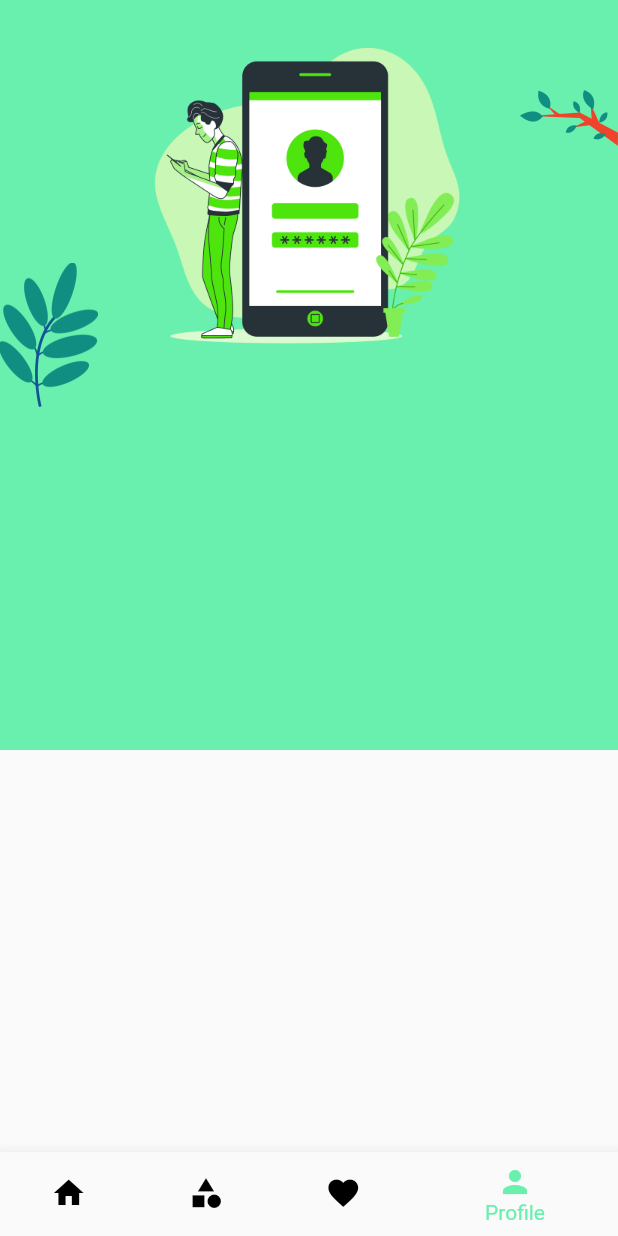
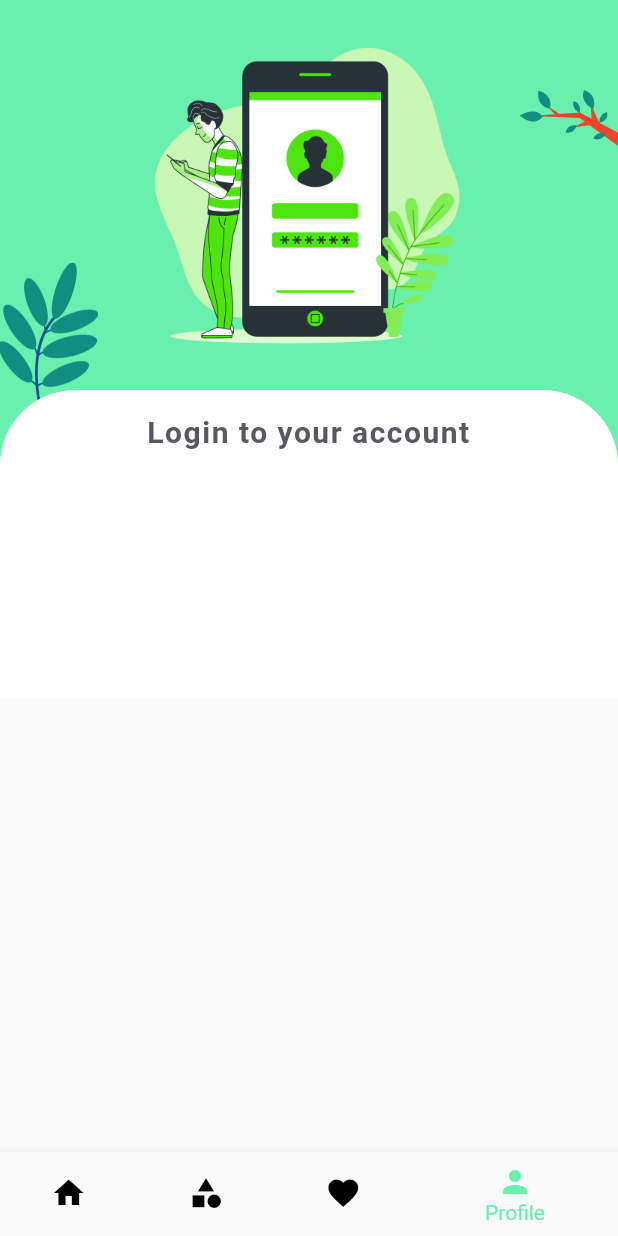
Before and after one commit to koliche/Moroccan-Food-Recipes, a Flutter app: the MyBottomNavBar screen opened by its route, item 4 of the bottom bar chosen, on a phone screen of 412 x 824 dp. Run offline on Flutter 3.47's test engine with Material 2 defaults, Android fonts, the phone set to English and light mode, and no system bars; our stand-ins replace animate_do, font_awesome_flutter, google_fonts; Roboto replaces fonts that are missing (OpenSans).

Commit message:
change in log

```diff
--- a/lib/views/login.dart
+++ b/lib/views/login.dart
@@ -1,5 +1,6 @@
 import 'package:flutter/material.dart';
 import 'package:recipes_app/views/widgets/LoginWidget.dart';
+import 'package:recipes_app/views/widgets/pageTiteleBar.dart';
 
 class LoginScreen extends StatefulWidget {
   const LoginScreen({Key? key}) : super(key: key);
@@ -14,14 +15,14 @@ class _LoginScreenState extends State<LoginScreen> {
     return SafeArea(
       child: Scaffold(
         body: SizedBox(
-            width: 200,
-            height: 200,
+            width: double.infinity,
+            height: double.infinity,
             child: SingleChildScrollView(
               child: Stack(
                 children: [
-                  Upside(
-                    imgUri: "assets/images/login.png",
-                  ),
+                  // Up side Logo and disgne :::::::
+                  Upside(),
+                  PageTitleBar(title: "Login to your account")
                 ],
               ),
             )),
--- a/lib/views/myBottomNavBar.dart
+++ b/lib/views/myBottomNavBar.dart
@@ -2,7 +2,7 @@
 
 import 'package:flutter/material.dart';
 import 'package:recipes_app/views/home.dart';
-import 'package:recipes_app/views/widgets/LoginWidget.dart';
+import 'package:recipes_app/views/login.dart';
 import 'package:recipes_app/views/widgets/ProfielWidget.dart';
 import 'package:recipes_app/views/widgets/creatorsWidget.dart';
 import 'package:recipes_app/views/widgets/favoritWidget.dart';
@@ -21,9 +21,7 @@ class _MyBottomNavBarState extends State<MyBottomNavBar> {
     const CreatorWidget(),
     const FavoritWidget(),
     //  TODO: Change this withe ProfielWidget() :::::::
-    Upside(
-      imgUri: "assets/images/login.png",
-    ),
+    LoginScreen(),
   ];
   void updateUI(int newVal) {
     setState(() {
--- a/lib/views/widgets/LoginWidget.dart
+++ b/lib/views/widgets/LoginWidget.dart
@@ -1,10 +1,12 @@
 // ignore_for_file: file_names, must_be_immutable
 
+import 'package:flutter/cupertino.dart';
 import 'package:flutter/material.dart';
 
 class Upside extends StatelessWidget {
-  String imgUri;
-  Upside({Key? key, required this.imgUri}) : super(key: key);
+  Upside({
+    Key? key,
+  }) : super(key: key);
 
   @override
   Widget build(BuildContext context) {
@@ -12,18 +14,17 @@ class Upside extends StatelessWidget {
       children: [
         Container(
           width: 600,
-          height: 500,
+          height: 400,
           color: Colors.greenAccent,
           child: Padding(
             padding: const EdgeInsets.only(top: 10.0),
             child: Image.asset(
-              imgUri,
+              "assets/images/login.png",
               alignment: Alignment.topCenter,
               scale: 8,
             ),
           ),
         ),
-        // iconBottom (context) ::::::
         Positioned(
           left: 0,
           top: 175,
--- /dev/null
+++ b/lib/views/widgets/pageTiteleBar.dart
@@ -0,0 +1,37 @@
+import 'package:flutter/material.dart';
+
+class PageTitleBar extends StatelessWidget {
+  const PageTitleBar({Key? key, required this.title}) : super(key: key);
+  final String title;
+
+  @override
+  Widget build(BuildContext context) {
+    return Padding(
+      padding: const EdgeInsets.only(top: 260.0),
+      child: Container(
+        width: double.infinity,
+        height: MediaQuery.of(context).size.height / 4,
+        decoration: const BoxDecoration(
+          color: Colors.white,
+          borderRadius: BorderRadius.only(
+            topLeft: Radius.circular(50),
+            topRight: Radius.circular(50),
+          ),
+        ),
+        child: Padding(
+          padding: const EdgeInsets.only(top: 16.0),
+          child: Text(
+            title,
+            textAlign: TextAlign.center,
+            style: const TextStyle(
+                fontFamily: 'OpenSans',
+                fontSize: 20,
+                letterSpacing: 1,
+                fontWeight: FontWeight.bold,
+                color: Color(0xfff575861)),
+          ),
+        ),
+      ),
+    );
+  }
+}
```
